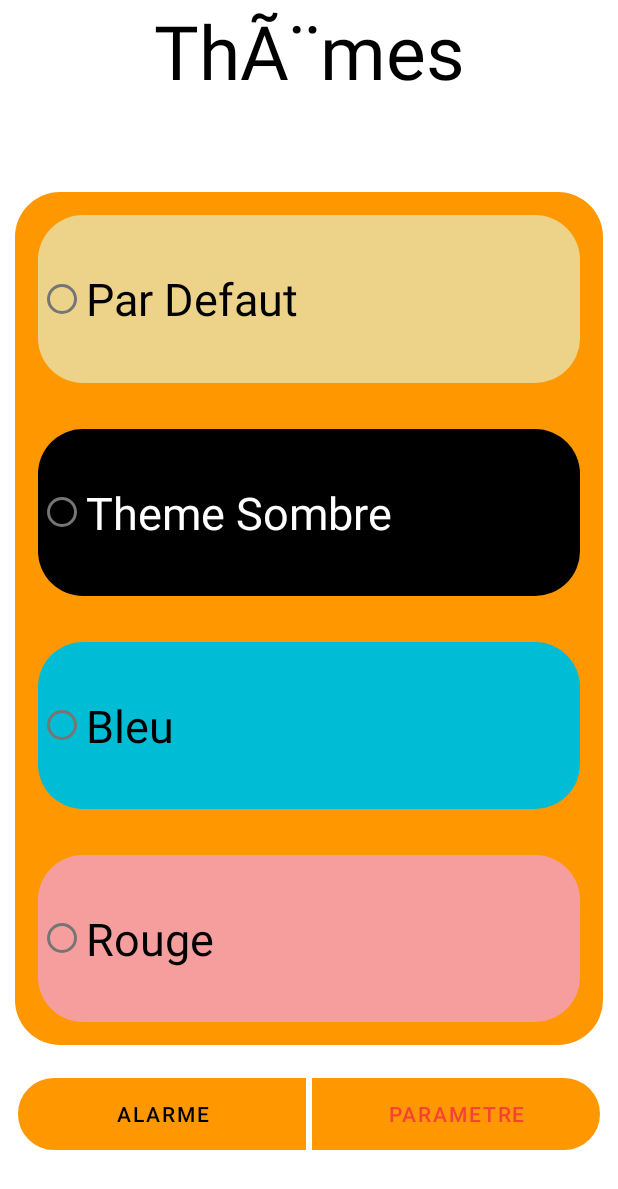
After one commit to MathisDurand/projet_alarme_8INF257, an Android app: the layout changetheme.xml on its own in the app's theme, with its tools: preview values and no code run, on a phone screen of 412 x 824 dp. The commit adds this screen. Shown: the top 1189 px of the screen. Run offline under Robolectric (Android 15) with nearby library versions, the phone set to English and light mode, and no system bars.

Commit message:
Ajouts divers

```diff
--- /dev/null
+++ b/app/src/main/java/uqac/dim/projet_alarme_8inf257/ChangeThemeActivity.java
@@ -0,0 +1,14 @@
+package uqac.dim.projet_alarme_8inf257;
+
+import android.app.Activity;
+import android.content.Intent;
+import android.os.Bundle;
+import android.view.View;
+
+public class ChangeThemeActivity extends Activity {
+    @Override
+    protected void onCreate(Bundle savedInstanceState) {
+        super.onCreate(savedInstanceState);
+        setContentView(R.layout.changetheme);
+    }
+}
--- /dev/null
+++ b/app/src/main/res/layout/changetheme.xml
@@ -0,0 +1,89 @@
+<?xml version="1.0" encoding="utf-8"?>
+<androidx.constraintlayout.widget.ConstraintLayout xmlns:android="http://schemas.android.com/apk/res/android"
+    android:layout_width="match_parent"
+    android:layout_height="match_parent">
+
+    <LinearLayout
+        android:id="@+id/BackgroundLL"
+        android:layout_width="match_parent"
+        android:layout_height="match_parent"
+        android:orientation="vertical">
+        <TextView
+            android:id="@+id/TitleTheme"
+            style="@style/TitleTheme"
+            android:layout_width="match_parent"
+            android:layout_height="match_parent"
+            android:layout_weight="6"
+            android:text="ThÃ¨mes"></TextView>
+        <RadioGroup
+            android:id="@+id/RadioGroupTheme"
+            android:background="@drawable/rounded_borders"
+            style="@style/RadioGroupTheme"
+            android:layout_width="match_parent"
+            android:layout_height="match_parent"
+            android:orientation="vertical"
+            android:layout_weight="2">
+            <RadioButton
+                android:id="@+id/RadioButton1"
+                style="@style/ButtonRadio1"
+                android:background="@drawable/rounded_borders"
+                android:layout_width="match_parent"
+                android:layout_height="match_parent"
+                android:layout_weight="1"
+                android:text="Par Defaut"></RadioButton>
+            <RadioButton
+                android:id="@+id/RadioButton2"
+                style="@style/ButtonRadio2"
+                android:background="@drawable/rounded_borders"
+                android:layout_width="match_parent"
+                android:layout_height="match_parent"
+                android:layout_weight="1"
+                android:text="Theme Sombre"></RadioButton>
+            <RadioButton
+                android:id="@+id/RadioButton3"
+                style="@style/ButtonRadio3"
+                android:background="@drawable/rounded_borders"
+                android:layout_width="match_parent"
+                android:layout_height="match_parent"
+                android:layout_weight="1"
+                android:text="Bleu"></RadioButton>
+            <RadioButton
+                android:id="@+id/RadioButton4"
+                style="@style/ButtonRadio4"
+                android:background="@drawable/rounded_borders"
+                android:layout_width="match_parent"
+                android:layout_height="match_parent"
+                android:layout_weight="1"
+                android:text="Rouge"></RadioButton>
+        </RadioGroup>
+
+        <LinearLayout
+            android:id="@+id/ButtonTheme"
+            android:layout_width="match_parent"
+            android:layout_height="match_parent"
+            android:layout_weight="6"
+            android:orientation="horizontal"
+            style="@style/RadioGroupTheme">
+
+            <Button
+                android:id="@+id/ButtonTheme1"
+                style="@style/buttonBottom"
+                android:textColor="@color/black"
+                android:background="@drawable/rounded_border_left"
+                android:layout_width="match_parent"
+                android:layout_height="wrap_content"
+                android:layout_weight="1"
+                android:text="Alarme"></Button>
+
+            <Button
+                android:id="@+id/ButtonTheme2"
+                style="@style/buttonBottom"
+                android:textColor="#F44336"
+                android:background="@drawable/rounded_border_right"
+                android:layout_width="match_parent"
+                android:layout_height="wrap_content"
+                android:layout_weight="1"
+                android:text="Parametre"></Button>
+        </LinearLayout>
+    </LinearLayout>
+</androidx.constraintlayout.widget.ConstraintLayout>
--- a/app/src/main/res/values/strings.xml
+++ b/app/src/main/res/values/strings.xml
@@ -1,3 +1,8 @@
 <resources>
     <string name="app_name">projet_alarme_8INF257</string>
+    <string name="radioFrench">French</string>
+    <string name="radioEnglish">English</string>
+    <string name="selectLanguage">Select your language</string>
+    <string name="butonNameAlarms">Alarms</string>
+    <string name="butonNameParameters">Parameters</string>
 </resources>
--- a/app/src/main/res/values/themes.xml
+++ b/app/src/main/res/values/themes.xml
@@ -39,4 +39,51 @@
     <style name="Theme.Projet_Android_8INF257.couleurtexte" parent="Theme.MaterialComponents.DayNight.NoActionBar">
         <item name="android:color">@color/theme_default_texte</item>
     </style>
+<style name="Theme.LanguagePage" parent="Theme.MaterialComponents.DayNight.DarkActionBar">
+        <!-- Primary brand color. -->
+        <item name="colorPrimary">@color/purple_500</item>
+        <item name="colorPrimaryVariant">@color/purple_700</item>
+        <item name="colorOnPrimary">@color/white</item>
+        <!-- Secondary brand color. -->
+        <item name="colorSecondary">@color/teal_200</item>
+        <item name="colorSecondaryVariant">@color/teal_700</item>
+        <item name="colorOnSecondary">@color/black</item>
+        <!-- Status bar color. -->
+        <item name="android:statusBarColor" tools:targetApi="l">?attr/colorPrimaryVariant</item>
+        <!-- Customize your theme here. -->
+    </style>
+    <style name="TitleTheme">
+        <item name="android:textSize">50dp</item>
+        <item name="android:textColor">@color/black</item>
+        <item name="android:textAlignment">center</item>
+    </style>
+    <style name="RadioGroupTheme">
+        <item name="android:layout_margin">10dp</item>
+        <item name="backgroundTint">@color/black</item>
+    </style>
+    <style name="buttonBottom">
+        <item name="android:layout_margin">2dp</item>
+        <item name="backgroundTint">#FF9800</item>
+    </style>
+    <style name="ButtonRadio1">
+        <item name="android:textSize">30dp</item>
+        <item name="android:layout_margin">15dp</item>
+        <item name="android:backgroundTint">#ECD389</item>
+    </style>
+    <style name="ButtonRadio2">
+        <item name="android:textSize">30dp</item>
+        <item name="android:layout_margin">15dp</item>
+        <item name="android:backgroundTint">@color/black</item>
+        <item name="android:textColor">@color/white</item>
+    </style>
+    <style name="ButtonRadio3">
+        <item name="android:textSize">30dp</item>
+        <item name="android:layout_margin">15dp</item>
+        <item name="android:backgroundTint">#00BCD4</item>
+    </style>
+    <style name="ButtonRadio4">
+        <item name="android:textSize">30dp</item>
+        <item name="android:layout_margin">15dp</item>
+        <item name="android:backgroundTint">#F69E9E</item>
+    </style>
 </resources>
```
